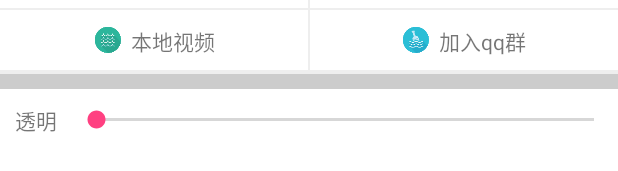
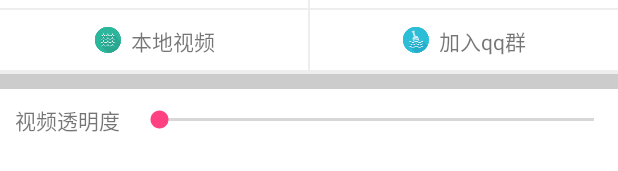
Before and after one commit to iblue007/SmartWallpaper, an Android app: the layout activity_main_video.xml on its own in the app's theme, with its tools: preview values and no code run, on a phone screen of 412 x 824 dp. Shown: the part 268-439 px from the top of the screen. Run offline under Robolectric (Android 15) with nearby library versions, the phone set to English and light mode, and no system bars.

Commit message:
添加爱豆相关

```diff
--- a/app/src/main/java/com/xxm/smartwallpaper/ui/MainActivity.java
+++ b/app/src/main/java/com/xxm/smartwallpaper/ui/MainActivity.java
@@ -69,9 +69,9 @@ public class MainActivity extends BaseAcitivity implements View.OnClickListener,
         wallpaperVideoFragment.setTitle(getString(R.string.fragment_dynamatic_wallpaper));
         wallpaperTextFragment = new WallpaperTextFragment();
         wallpaperTextFragment.setTitle(getString(R.string.fragment_text_wallpaper));
+        mFragments.add(wallpaperVideoFragment);
         mFragments.add(wallpaperPicFragment);
         mFragments.add(wallpaperTextFragment);
-        mFragments.add(wallpaperVideoFragment);
         wallpaperPicFragment.setOnViewClicListener(this);
         wallpaperTextFragment.setOnViewClicListener(this);
         wallpaperVideoFragment.setOnViewClicListener(this);
--- a/app/src/main/res/layout/activity_main_pic.xml
+++ b/app/src/main/res/layout/activity_main_pic.xml
@@ -274,9 +274,9 @@
             <TextView
                 android:layout_width="wrap_content"
                 android:layout_height="wrap_content"
+                android:layout_gravity="center"
                 android:padding="10dp"
-                android:layout_gravity="center"
-                android:text="透明" />
+                android:text="图片透明度" />
 
             <SeekBar
                 android:id="@+id/activity_seekbar_alpah"
--- a/app/src/main/res/layout/activity_main_video.xml
+++ b/app/src/main/res/layout/activity_main_video.xml
@@ -456,18 +456,18 @@
         <!--</RelativeLayout>-->
 
         <LinearLayout
+            android:id="@+id/linearLayout"
+            android:layout_width="fill_parent"
+            android:layout_height="wrap_content"
+            android:layout_alignParentTop="true"
+            android:gravity="center_horizontal">
+
+            <LinearLayout
+                android:id="@+id/miniAdLinearLayout"
                 android:layout_width="fill_parent"
                 android:layout_height="wrap_content"
                 android:gravity="center_horizontal"
-            android:id="@+id/linearLayout"
-            android:layout_alignParentTop="true"
-            >
-            <LinearLayout
-                android:orientation="vertical"
-                android:id="@+id/miniAdLinearLayout"
-                android:layout_width="fill_parent"
-                android:layout_height="wrap_content"
-                android:gravity="center_horizontal"/>
+                android:orientation="vertical" />
 
         </LinearLayout>
 
@@ -488,7 +488,7 @@
                 android:layout_width="wrap_content"
                 android:layout_height="wrap_content"
                 android:padding="10dp"
-                android:text="透明" />
+                android:text="视频透明度" />
 
             <SeekBar
                 android:id="@+id/activity_seekbar_alpah"
@@ -507,12 +507,12 @@
 
     <TextView
         android:id="@+id/SDKVersionView"
+        android:layout_width="fill_parent"
         android:layout_height="wrap_content"
-        android:layout_width="fill_parent"
-        android:visibility="visible"
         android:layout_alignParentBottom="true"
         android:layout_marginBottom="30dp"
-        android:gravity="center" />
+        android:gravity="center"
+        android:visibility="visible" />
 
 
 </RelativeLayout>
```
Also changed, not shown: app/build.gradle (+25 -18 lines), app/src/main/res/mipmap-xhdpi/idou_logo.png (added), 6 other files. Lines whose indentation alone changed are shown as unchanged.
